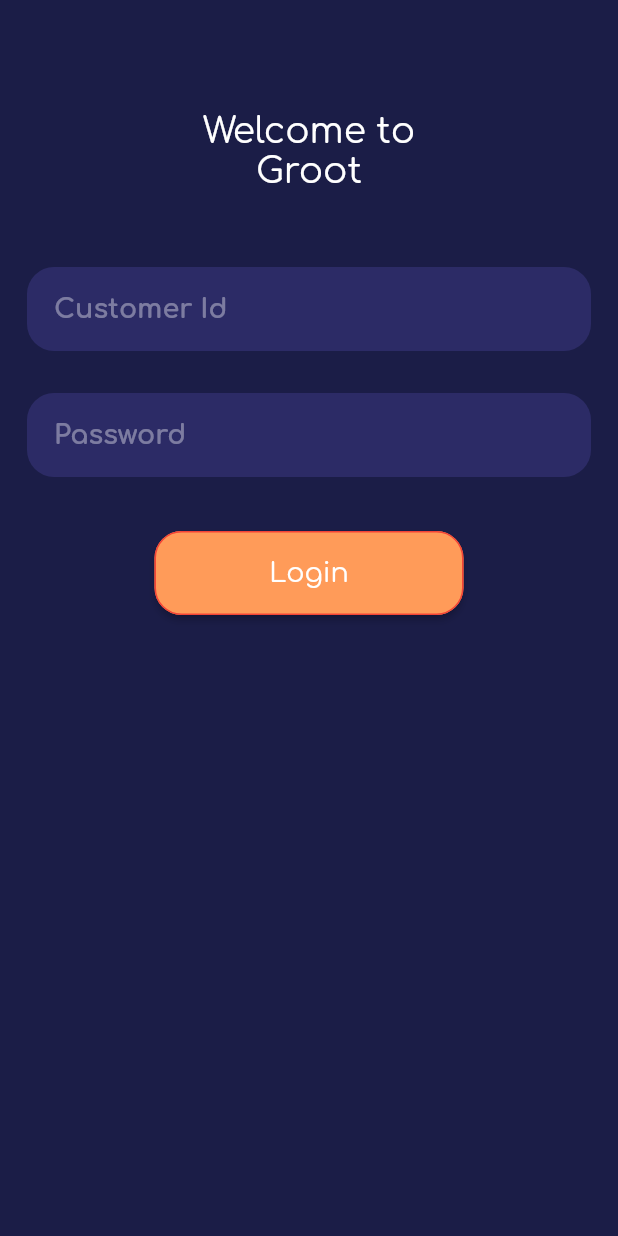
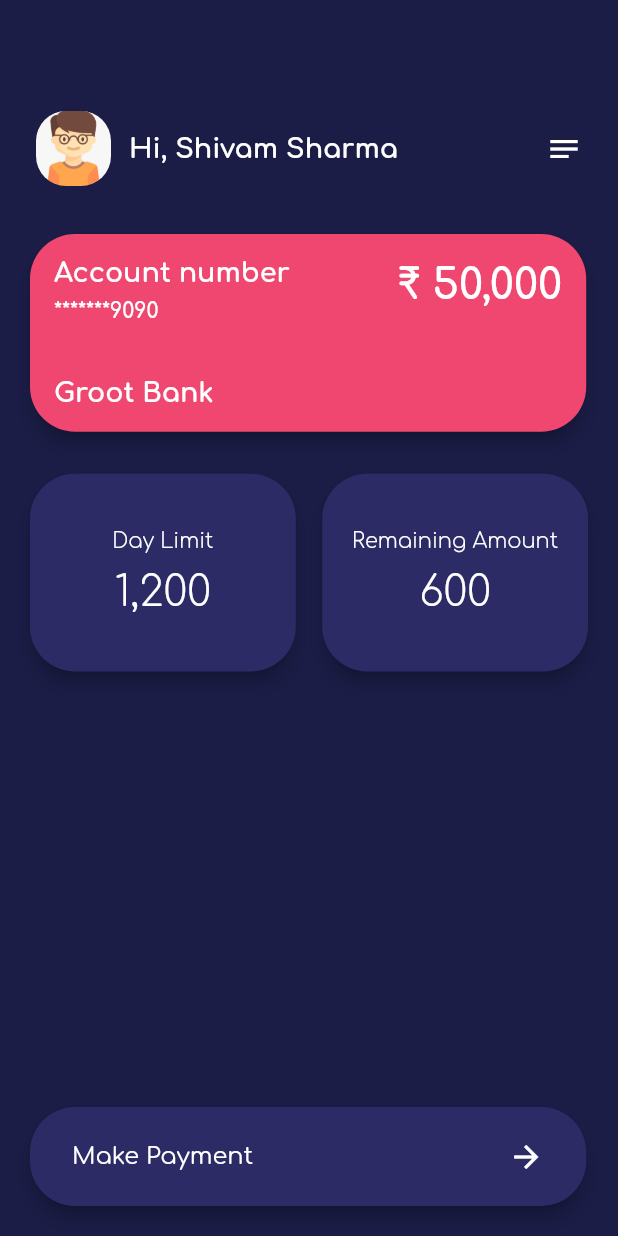
Before and after one commit to shivams1011/nuclei_hackathon_groot, a Flutter app: the screen it shows after launch, after a tap on "Login", on a phone screen of 412 x 824 dp. Run offline on Flutter 3.47's test engine with Material 2 defaults, Android fonts, the light colour scheme and no system bars; our stand-ins replace google_fonts.

Commit message:
added Home Screen

```diff
--- a/lib/main.dart
+++ b/lib/main.dart
@@ -1,4 +1,5 @@
 import 'package:flutter/material.dart';
+import 'package:nuclei_hackathon_groot/screen/home_screen/home_screen.dart';
 import 'package:nuclei_hackathon_groot/screen/login_screen/login_screen.dart';
 
 void main() {
@@ -15,7 +16,8 @@ class MyApp extends StatelessWidget {
         primarySwatch: Colors.blue,
       ),
       routes: {
-        '/':(context)=> LoginScreen()
+        '/':(context)=> LoginScreen(),
+        '/home':(cotext) =>HomeScreen(),
       },
     );
   }
--- /dev/null
+++ b/lib/screen/home_screen/home_screen.dart
@@ -0,0 +1,229 @@
+import 'package:flutter/material.dart';
+import 'package:nuclei_hackathon_groot/utils/colors_util.dart';
+import 'package:nuclei_hackathon_groot/utils/font_util.dart';
+import 'package:nuclei_hackathon_groot/utils/image_util.dart';
+
+class HomeScreen extends StatefulWidget {
+  HomeScreen({Key key}) : super(key: key);
+
+  @override
+  _HomeScreenState createState() => _HomeScreenState();
+}
+
+class _HomeScreenState extends State<HomeScreen> {
+  @override
+  Widget build(BuildContext context) {
+    return Scaffold(
+        backgroundColor: Color(ColorsUtil.appBgColor),
+        body: Container(
+          padding: EdgeInsets.all(16.0),
+          child: Column(
+            crossAxisAlignment: CrossAxisAlignment.start,
+            children: [
+              SizedBox(
+                height: 50.0,
+              ),
+              Padding(
+                padding: const EdgeInsets.all(8.0),
+                child: Row(
+                  children: [
+                    ClipRRect(
+                      borderRadius: BorderRadius.all(Radius.circular(20)),
+                      child: Image.asset(
+                        ImageUtils.gardiuanImage,
+                        width: 50,
+                        height: 50,
+                        fit: BoxFit.fill,
+                      ),
+                    ),
+                    SizedBox(
+                      width: 12.0,
+                    ),
+                    Expanded(
+                      child: Text(
+                        'Hi, Shivam Sharma',
+                        style: FontUtil.setTextStyle(
+                            fontSize: 18.0, fontWeight: FontWeight.w800),
+                      ),
+                    ),
+                    Icon(Icons.notes, color: Colors.white,)
+                  ],
+                ),
+              ),
+              SizedBox(
+                height: 20,
+              ),
+              getAccountCard(),
+              SizedBox(
+                height: 20.0,
+              ),
+              Row(
+                mainAxisAlignment: MainAxisAlignment.spaceBetween,
+                children: [
+                  showTransationCard(
+                      cardColor: ColorsUtil.fieldFillColor,
+                      title: 'Day Limit',
+                      subTitle: '1,200'),
+
+                  showTransationCard(
+                      cardColor: ColorsUtil.fieldFillColor,
+                      title: 'Remaining Amount',
+                      subTitle: '600'),
+
+                  // showTransationCard(),
+                ],
+              ),
+              Expanded(child: Container()),
+              Card(
+                color: Color(ColorsUtil.fieldFillColor),
+                elevation: 5,
+                shape: RoundedRectangleBorder(
+                  borderRadius: BorderRadius.all(
+                    Radius.circular(30),
+                  ),
+                ),
+                child: Container(
+                  width: MediaQuery.of(context).size.width * 0.90,
+                  height: MediaQuery.of(context).size.height * 0.08,
+                  child: Row(
+                    children: [
+                      Padding(
+                        padding: EdgeInsets.only(
+                          left: 28.0,
+                        ),
+                        child: Text(
+                          'Make Payment',
+                          style: FontUtil.setTextStyle(),
+                        ),
+                      ),
+                      Expanded(child: Container()),
+                      Padding(
+                        padding: const EdgeInsets.only(right: 28.0),
+                        child: Icon(
+                          Icons.arrow_forward,
+                          color: Colors.white,
+                        ),
+                      )
+                    ],
+                  ),
+                ),
+              )
+            ],
+          ),
+        ));
+  }
+
+  Widget showTransationCard(
+      {@required int cardColor,
+      @required String title,
+      @required String subTitle}) {
+    return Card(
+      color: Color(cardColor),
+      elevation: 5,
+      shape: RoundedRectangleBorder(
+        borderRadius: BorderRadius.all(
+          Radius.circular(30),
+        ),
+      ),
+      child: Container(
+          width: MediaQuery.of(context).size.width * 0.43,
+          height: MediaQuery.of(context).size.height * 0.16,
+          child: Column(
+            crossAxisAlignment: CrossAxisAlignment.center,
+            mainAxisAlignment: MainAxisAlignment.center,
+            children: [
+              Text(
+                title,
+                style: FontUtil.setTextStyle(
+                    fontSize: 14.0, fontWeight: FontWeight.w300),
+              ),
+              SizedBox(
+                height: 10.0,
+              ),
+              Text(
+                subTitle,
+                style: FontUtil.setTextStyle(
+                    fontSize: 28.0, fontWeight: FontWeight.w300),
+              )
+            ],
+          )),
+    );
+  }
+
+  Widget getAccountCard() {
+    return Card(
+      color: Color(ColorsUtil.accountCardColor),
+      elevation: 5,
+      shape: RoundedRectangleBorder(
+          borderRadius: BorderRadius.all(
+        Radius.circular(30),
+      )),
+      child: Container(
+        width: MediaQuery.of(context).size.width * 0.90,
+        height: MediaQuery.of(context).size.height * 0.16,
+        child: Column(
+          crossAxisAlignment: CrossAxisAlignment.start,
+          children: [
+            Row(
+              children: [
+                Column(
+                  crossAxisAlignment: CrossAxisAlignment.start,
+                  children: [
+                    Padding(
+                      padding: const EdgeInsets.only(left: 16.0, top: 16.0),
+                      child: Text(
+                        'Account number',
+                        style: FontUtil.setTextStyle(
+                            fontSize: 18.0,
+                            fontWeight: FontWeight.w800,
+                            fontColor: Colors.white),
+                      ),
+                    ),
+                    Padding(
+                      padding: const EdgeInsets.only(left: 16.0, top: 8.0),
+                      child: Text(
+                        '*******9090',
+                        maxLines: 1,
+                        overflow: TextOverflow.ellipsis,
+                        style: FontUtil.setTextStyle(
+                            fontSize: 14.0,
+                            fontWeight: FontWeight.w600,
+                            fontColor: Colors.white),
+                      ),
+                    ),
+                  ],
+                ),
+                Expanded(child: Container()),
+                Padding(
+                  padding:
+                      const EdgeInsets.only(left: 16.0, top: 8.0, right: 16.0),
+                  child: Text(
+                    '₹ 50,000',
+                    maxLines: 1,
+                    overflow: TextOverflow.ellipsis,
+                    style: FontUtil.setTextStyle(
+                        fontSize: 28.0,
+                        fontWeight: FontWeight.w600,
+                        fontColor: Colors.white),
+                  ),
+                ),
+              ],
+            ),
+            Expanded(child: Container()),
+            Padding(
+              padding:
+                  const EdgeInsets.only(left: 16.0, top: 16.0, bottom: 16.0),
+              child: Text(
+                'Groot Bank',
+                style: FontUtil.setTextStyle(
+                    fontSize: 18.0,
+                    fontWeight: FontWeight.w800,
+                    fontColor: Colors.white),
+              ),
+            ),
+          ],
+        ),
+      ),
+    );
+  }
+}
--- a/lib/utils/colors_util.dart
+++ b/lib/utils/colors_util.dart
@@ -6,4 +6,6 @@ class ColorsUtil{
 
     static int get buttonColor => 0xffFF9B59;
 
+    static int get accountCardColor =>0xffEF476F;
+
 }
--- /dev/null
+++ b/lib/utils/image_util.dart
@@ -0,0 +1,5 @@
+class ImageUtils {
+  static String get gardiuanImage => 'assets/images/g.jpeg';
+
+  static String get minorImage => 'assets/images/m.jpeg';
+}
--- a/pubspec.yaml
+++ b/pubspec.yaml
@@ -48,8 +48,8 @@ flutter:
   uses-material-design: true
 
   # To add assets to your application, add an assets section, like this:
-  # assets:
-  #   - images/a_dot_burr.jpeg
+  assets:
+    - assets/images/
   #   - images/a_dot_ham.jpeg
 
   # An image asset can refer to one or more resolution-specific "variants", see
```
Also changed, not shown: assets/images/g.jpeg (added), assets/images/m.jpeg (added).
